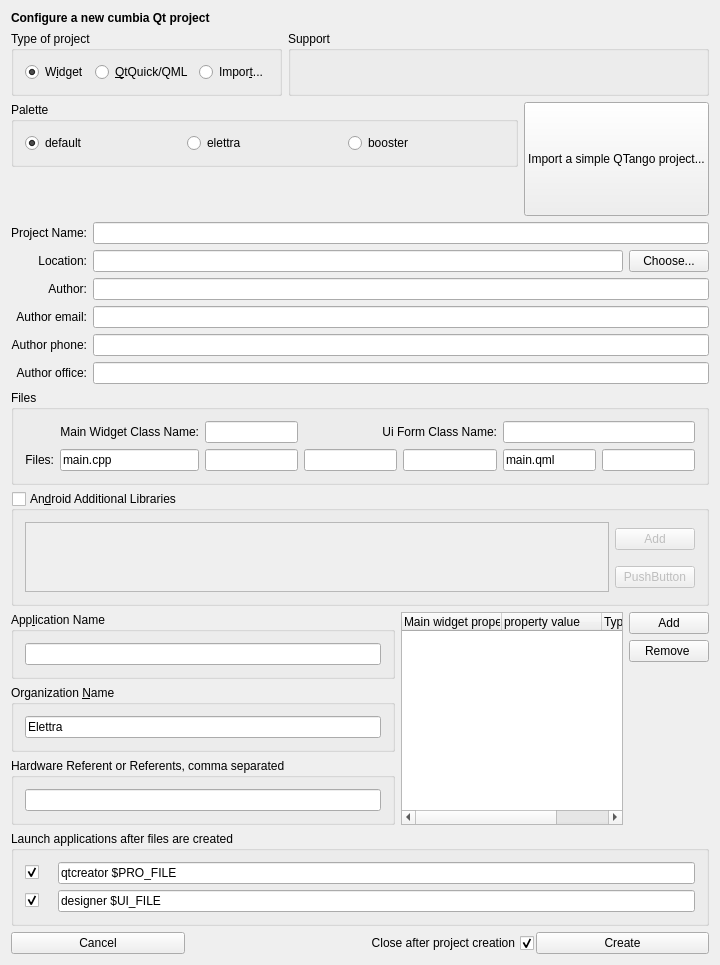
Qt form qumbia-apps/qumbiaprojectwizard/qumbiaprojectwizard.ui (ELETTRA-SincrotroneTrieste/cumbia-libs) before a commit.
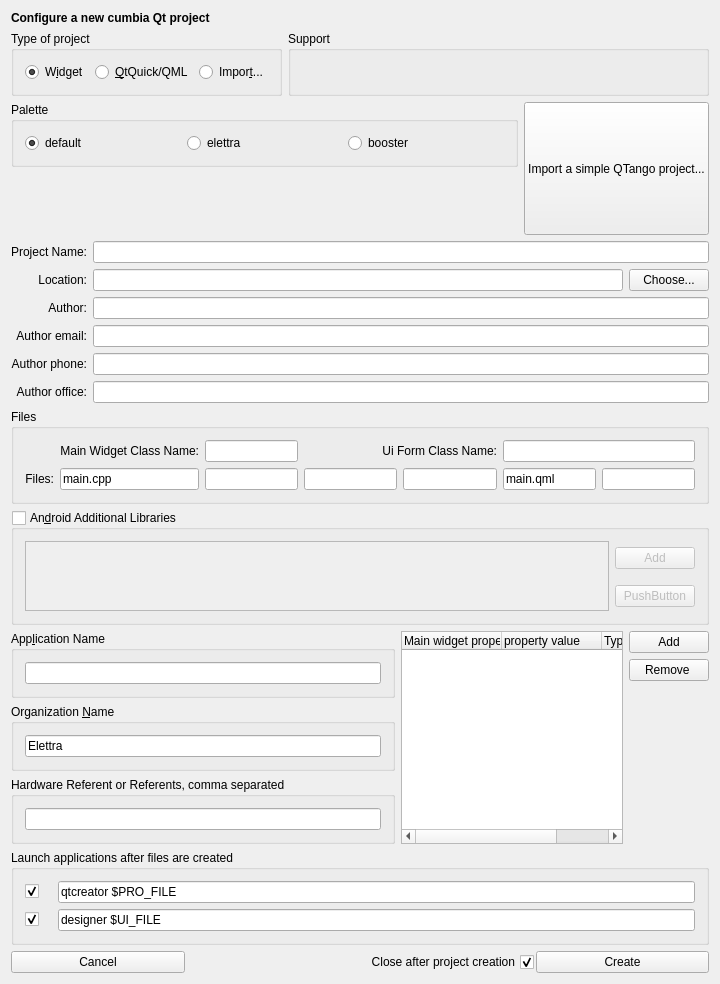
The same form after that commit.

The edit to the form file:
```diff
--- a/qumbia-apps/qumbiaprojectwizard/qumbiaprojectwizard.ui
+++ b/qumbia-apps/qumbiaprojectwizard/qumbiaprojectwizard.ui
@@ -7,7 +7,7 @@
     <x>0</x>
     <y>0</y>
     <width>720</width>
-    <height>965</height>
+    <height>984</height>
    </rect>
   </property>
   <property name="windowTitle">
```
